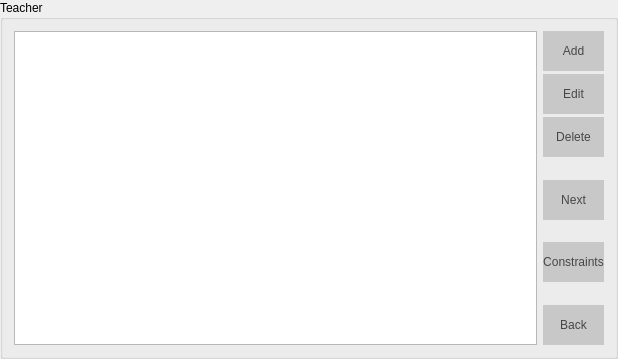
This is Orar/OrarApp/TeacherView.ui in alexandrutm/UnivTimetable as Qt 5 draws it before an edit. The edited form follows.
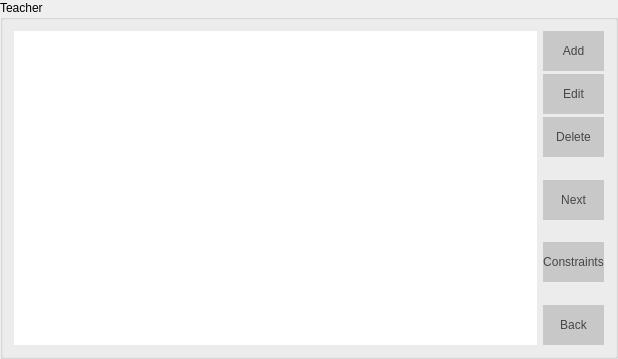
This is the edited form.

The edit to the form file:
```diff
--- a/Orar/OrarApp/TeacherView.ui
+++ b/Orar/OrarApp/TeacherView.ui
@@ -37,6 +37,9 @@
      <layout class="QHBoxLayout" name="horizontalLayout">
       <item>
        <widget class="QTableView" name="mTable">
+        <property name="frameShape">
+         <enum>QFrame::NoFrame</enum>
+        </property>
         <property name="selectionMode">
          <enum>QAbstractItemView::ExtendedSelection</enum>
         </property>
```
